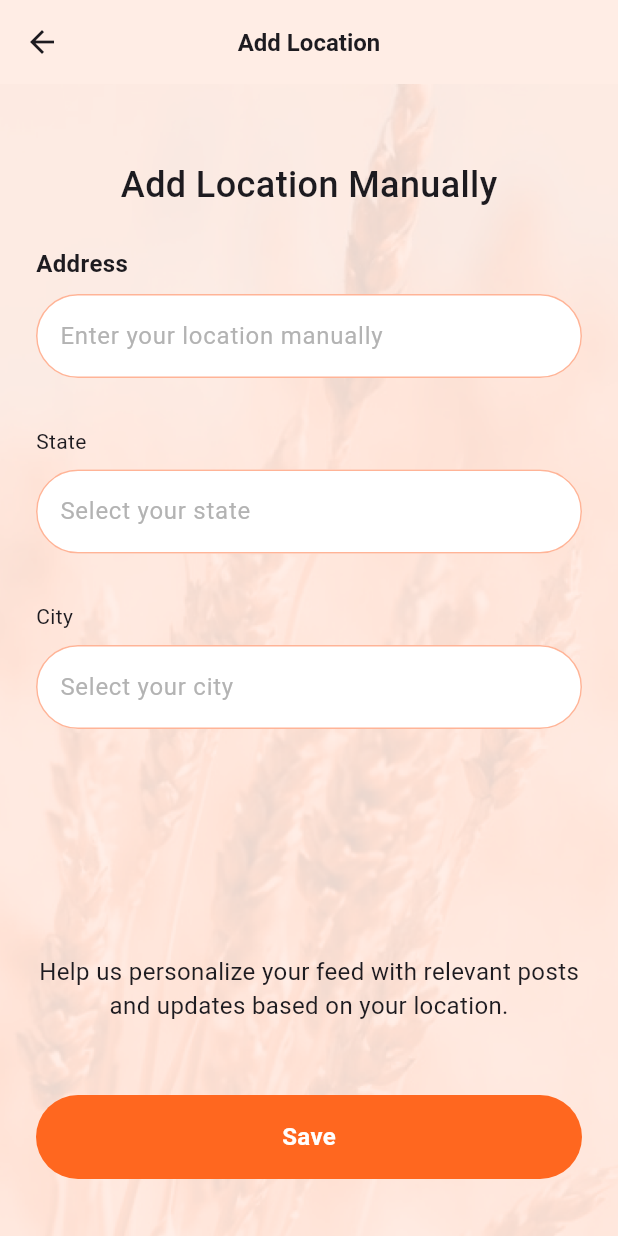
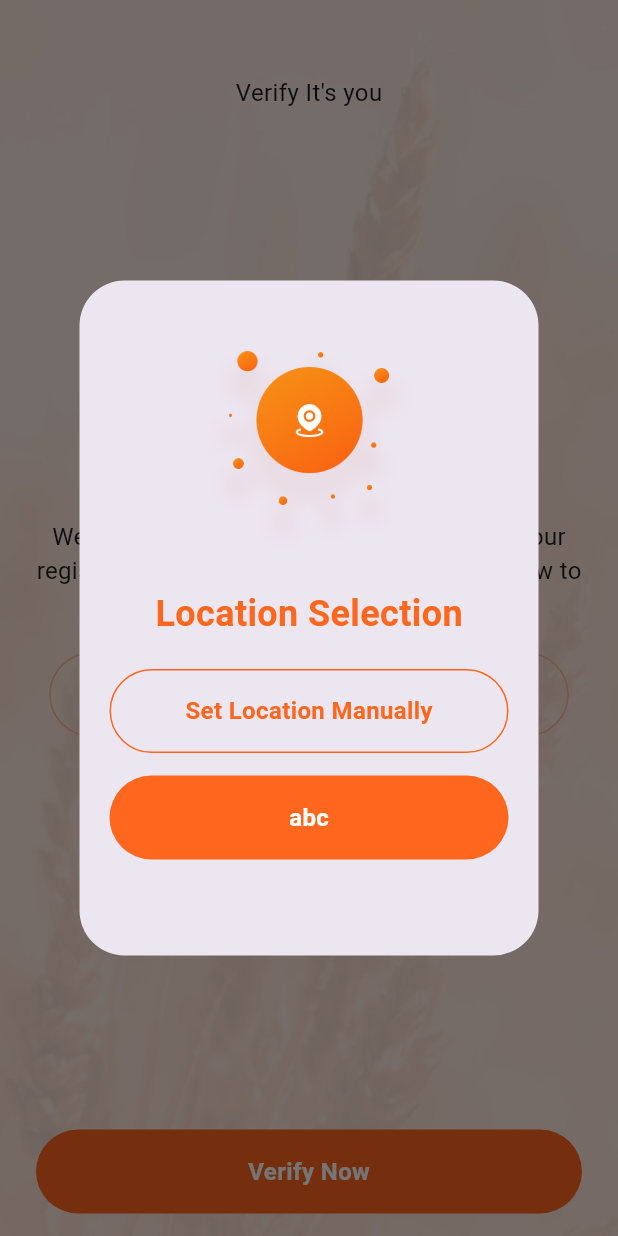
Before and after one commit to Nishan202/kissan_book, a Flutter app: the OtpVerificationScreen screen opened by its route, after a tap on "Verify Now", on a phone screen of 412 x 824 dp. Run offline on Flutter 3.47's test engine with Material 3 defaults, Android fonts, the phone set to English and light mode, and no system bars; network calls fail.

Commit message:
Facing error with custom alert dialogbox

```diff
--- a/lib/Screens/add_location_screen.dart
+++ b/lib/Screens/add_location_screen.dart
@@ -18,7 +18,10 @@ class _AddLocationScreenState extends State<AddLocationScreen> {
 
   @override
   Widget build(BuildContext context) {
-    return Scaffold(
+    return GestureDetector(
+      onTap: ()=> FocusScope.of(context).unfocus(),
+      child: Scaffold(
+        resizeToAvoidBottomInset: false,
         appBar: AppBar(
           backgroundColor: Color(Colour.pageColor),
           centerTitle: true,
@@ -97,6 +100,7 @@ class _AddLocationScreenState extends State<AddLocationScreen> {
             ],
           ),
         ),
+      ),
     );
   }
 }
--- a/lib/Screens/category_screen.dart
+++ b/lib/Screens/category_screen.dart
@@ -99,7 +99,8 @@ class _CategoryScreenState extends State<CategoryScreen> {
             CustomRadiobuttonGroup(
               groupValue: _value,
               value: 3,
-              title: 'Want to Promote your Business',
+              title: 'Want to Promote your',
+              subTitle: 'Business',
               onChanged: (value) {
                 setState(
                   () {
@@ -114,7 +115,8 @@ class _CategoryScreenState extends State<CategoryScreen> {
             CustomRadiobuttonGroup(
               groupValue: _value,
               value: 4,
-              title: 'Government/Educational Institute ',
+              title: 'Government/',
+              subTitle: 'Educational Institute',
               onChanged: (value) {
                 setState(
                   () {
--- a/lib/Screens/otp_verification_screen.dart
+++ b/lib/Screens/otp_verification_screen.dart
@@ -2,6 +2,7 @@ import 'package:flutter/material.dart';
 import 'package:kissan_book/Screens/add_location_screen.dart';
 import 'package:kissan_book/Utils/app_routes.dart';
 import 'package:kissan_book/Utils/asset_managements.dart';
+import 'package:kissan_book/Widgets/custom_alert_dialogBox.dart';
 import 'package:kissan_book/Widgets/custom_button.dart';
 import 'package:kissan_book/Widgets/verification_textfield.dart';
 
@@ -94,7 +95,14 @@ class _OtpVerificationScreenState extends State<OtpVerificationScreen> {
               CustomButton(
                 title: "Verify Now",
                 onClick: () {
-                  Navigator.pushNamed(context, AppRoutes.ADD_LOCATION_SCREEN_ROUTE);
+                  // Navigator.pushNamed(context, AppRoutes.ADD_LOCATION_SCREEN_ROUTE);
+                  showDialog(
+                    context: context, builder: (context) => CustomAlertDialogbox(
+                      title: 'Location Selection',
+                  buttonText: 'Set Location Manually',
+                  buttonTextDown: 'abc',
+                  onClickBtnDown: (){},
+                  onClickBtn: () => Navigator.pushReplacementNamed(context, AppRoutes.ADD_LOCATION_SCREEN_ROUTE),),);
                 },
               ),
               const SizedBox(
--- a/lib/Screens/registration_screen.dart
+++ b/lib/Screens/registration_screen.dart
@@ -18,8 +18,11 @@ class _RegistrationScreenState extends State<RegistrationScreen> {
   TextEditingController mobileNumController = TextEditingController();
   @override
   Widget build(BuildContext context) {
-    return Scaffold(
+    return GestureDetector(
+      onTap: () => FocusScope.of(context).unfocus(),
+      child: Scaffold(
         // appBar: AppBar(),
+        resizeToAvoidBottomInset: false,
         body: Container(
           padding: const EdgeInsets.symmetric(vertical: 50, horizontal: 24),
           // height: double.infinity,
@@ -212,6 +215,7 @@ class _RegistrationScreenState extends State<RegistrationScreen> {
             ),
           ),
         ),
+      ),
     );
   }
 }
--- a/lib/Utils/asset_managements.dart
+++ b/lib/Utils/asset_managements.dart
@@ -5,6 +5,7 @@ class Assets {
   static const String logo_name = 'assets/images/logo_name.png';
   static const String background_image = 'assets/images/background_image.png';
   static const String calendar_icon = 'assets/images/calendar_icon.png';
+  static const String location_dialog_box = 'assets/images/location_dialog.png';
 }
 
 class Colour {
--- /dev/null
+++ b/lib/Widgets/custom_alert_dialogBox.dart
@@ -0,0 +1,73 @@
+import 'package:flutter/material.dart';
+import 'package:kissan_book/Utils/asset_managements.dart';
+
+class CustomAlertDialogbox extends StatelessWidget {
+  String title;
+  String buttonText;
+  String buttonTextDown;
+  final bool loading;
+  VoidCallback onClickBtn;
+  VoidCallback onClickBtnDown;
+
+  CustomAlertDialogbox({required this.title,
+  required this.buttonText,
+  required this.buttonTextDown,
+  this.loading=false,
+  required this.onClickBtn,
+  required this.onClickBtnDown});
+
+  @override
+  Widget build(BuildContext context) {
+    return Dialog(
+      shape: RoundedRectangleBorder(borderRadius: BorderRadius.circular(30)),
+      // insetPadding: EdgeInsets.symmetric(horizontal: 20, vertical: 40),
+      child: Container(
+        height: 450,
+        padding: const EdgeInsets.symmetric(horizontal: 20),
+        child: Column(
+          children: [
+            const SizedBox(height: 40,),
+            Image.asset(Assets.location_dialog_box, width: 151, height: 145,),
+            const SizedBox(height: 20,),
+            Text(title, style: const TextStyle(fontSize: 24, fontWeight: FontWeight.w700, color: Color(Colour.buttonColor)),),
+            const SizedBox(height: 20,),
+            _buttonDesignUp(context, btnText: buttonText, onClick: onClickBtn),
+            const SizedBox(height: 15,),
+            _buttonDesignDown(context, btnText: buttonTextDown, onClick: onClickBtnDown)
+          ],
+        ),
+      ),
+    );
+  }
+
+  Widget _buttonDesignDown(context , {required btnText, required onClick, loading=false}){
+    return InkWell(
+      onTap: onClick,
+      child: Container(
+        height: 56,
+        width: 266,
+        decoration: BoxDecoration(
+          color: const Color(Colour.buttonColor),
+          borderRadius: BorderRadius.circular(50)
+        ),
+        child: Center(child: loading ? const CircularProgressIndicator(strokeWidth: 3, color: Colors.white,) : Text(btnText, style: const TextStyle(color: Colors.white, fontWeight: FontWeight.bold, fontSize: 16),),),
+      ),
+    );
+  }
+
+  Widget _buttonDesignUp(context, {required btnText, required onClick, loading=false}){
+    return InkWell(
+      onTap: onClick,
+      child: Container(
+        height: 56,
+        width: 266,
+        decoration: BoxDecoration(
+          // color: const Color(Colour.buttonColor),
+          border: Border.all(color: const Color(Colour.buttonColor)),
+          borderRadius: BorderRadius.circular(50)
+        ),
+        child: Center(child: loading ? const CircularProgressIndicator(strokeWidth: 3, color: Colors.white,) : Text(btnText, style: const TextStyle(color: Color(Colour.buttonColor), fontWeight: FontWeight.bold, fontSize: 16,),),),
+      ),
+    );
+  }
+}
--- a/lib/Widgets/custom_textfield.dart
+++ b/lib/Widgets/custom_textfield.dart
@@ -37,6 +37,7 @@ class CustomTextfield extends StatelessWidget {
   @override
   Widget build(BuildContext context) {
     return TextField(
+      // canRequestFocus: false,
       minLines: minimuLine,
       maxLines: maximumLine,
       maxLength: maximumLength,
```
Also changed, not shown: lib/Widgets/custom_radiobutton_group.dart (+57 -1 lines), assets/images/location_dialog.png (added). Lines whose indentation alone changed are shown as unchanged.
